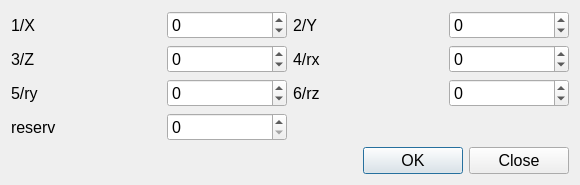
Old version of the form tpointdialog.ui in the repository GolubevMA/RobotConnection.
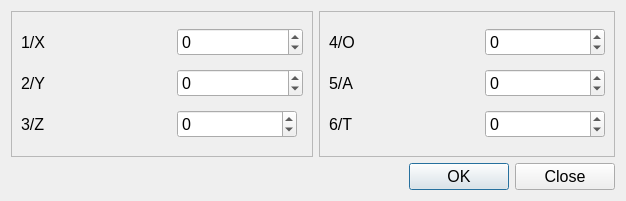
New version of the form.

Diff of the .ui file:
```diff
--- a/tpointdialog.ui
+++ b/tpointdialog.ui
@@ -6,8 +6,8 @@
    <rect>
     <x>0</x>
     <y>0</y>
-    <width>578</width>
-    <height>173</height>
+    <width>622</width>
+    <height>201</height>
    </rect>
   </property>
   <property name="font">
@@ -18,90 +18,17 @@
   <property name="windowTitle">
    <string>Dialog</string>
   </property>
-  <layout class="QVBoxLayout" name="verticalLayout">
-   <item>
     <layout class="QGridLayout" name="gridLayout">
-     <item row="2" column="2" colspan="2">
-      <widget class="QLabel" name="label_6">
-       <property name="minimumSize">
-        <size>
-         <width>150</width>
-         <height>0</height>
-        </size>
-       </property>
-       <property name="maximumSize">
-        <size>
-         <width>150</width>
-         <height>16777215</height>
-        </size>
-       </property>
-       <property name="text">
-        <string>6/rz</string>
-       </property>
-      </widget>
-     </item>
-     <item row="2" column="4">
-      <widget class="QSpinBox" name="spinBox_rz">
-       <property name="minimumSize">
-        <size>
-         <width>120</width>
-         <height>0</height>
-        </size>
-       </property>
-       <property name="minimum">
-        <number>-360</number>
-       </property>
-       <property name="maximum">
-        <number>360</number>
-       </property>
-      </widget>
-     </item>
-     <item row="2" column="1">
-      <widget class="QSpinBox" name="spinBox_ry">
-       <property name="minimumSize">
-        <size>
-         <width>120</width>
-         <height>0</height>
-        </size>
-       </property>
-       <property name="minimum">
-        <number>-360</number>
-       </property>
-       <property name="maximum">
-        <number>360</number>
-       </property>
-      </widget>
-     </item>
-     <item row="3" column="0">
-      <widget class="QLabel" name="label_15">
-       <property name="text">
-        <string>reserv</string>
-       </property>
-      </widget>
-     </item>
+   <item row="0" column="0">
+    <widget class="QFrame" name="frame_XYZ">
+     <property name="frameShape">
+      <enum>QFrame::StyledPanel</enum>
+     </property>
+     <property name="frameShadow">
+      <enum>QFrame::Raised</enum>
+     </property>
+     <layout class="QGridLayout" name="gridLayout_3">
      <item row="2" column="0">
-      <widget class="QLabel" name="label_3">
-       <property name="minimumSize">
-        <size>
-         <width>150</width>
-         <height>0</height>
-        </size>
-       </property>
-       <property name="maximumSize">
-        <size>
-         <width>150</width>
-         <height>16777215</height>
-        </size>
-       </property>
-       <property name="text">
-        <string>5/ry</string>
-       </property>
-      </widget>
-     </item>
-     <item row="3" column="1">
-      <widget class="QSpinBox" name="spinBox_reserv"/>
-     </item>
-     <item row="1" column="0">
       <widget class="QLabel" name="label_4">
        <property name="minimumSize">
         <size>
@@ -110,58 +37,23 @@
         </size>
        </property>
        <property name="text">
-        <string>3/Z</string>
+         <string>2/Y</string>
        </property>
       </widget>
      </item>
-     <item row="1" column="1">
-      <widget class="QSpinBox" name="spinBox_Z">
+      <item row="2" column="2" colspan="2">
+       <widget class="QSpinBox" name="spinBox_Y">
        <property name="minimumSize">
         <size>
-         <width>120</width>
+          <width>100</width>
          <height>0</height>
         </size>
        </property>
        <property name="minimum">
-        <number>-3600000</number>
+         <number>-360000</number>
        </property>
        <property name="maximum">
-        <number>360000000</number>
-       </property>
-      </widget>
-     </item>
-     <item row="1" column="2" colspan="2">
-      <widget class="QLabel" name="label_5">
-       <property name="minimumSize">
-        <size>
-         <width>150</width>
-         <height>0</height>
-        </size>
-       </property>
-       <property name="maximumSize">
-        <size>
-         <width>150</width>
-         <height>16777215</height>
-        </size>
-       </property>
-       <property name="text">
-        <string>4/rx</string>
-       </property>
-      </widget>
-     </item>
-     <item row="1" column="4">
-      <widget class="QSpinBox" name="spinBox_rx">
-       <property name="minimumSize">
-        <size>
-         <width>120</width>
-         <height>0</height>
-        </size>
-       </property>
-       <property name="minimum">
-        <number>-360</number>
-       </property>
-       <property name="maximum">
-        <number>360</number>
+         <number>300060</number>
        </property>
       </widget>
      </item>
@@ -184,7 +76,7 @@
        </property>
       </widget>
      </item>
-     <item row="0" column="1">
+      <item row="0" column="2" colspan="2">
       <widget class="QSpinBox" name="spinBox_X">
        <property name="minimumSize">
         <size>
@@ -200,7 +92,54 @@
        </property>
       </widget>
      </item>
-     <item row="0" column="2" colspan="2">
+      <item row="3" column="2">
+       <widget class="QSpinBox" name="spinBox_Z">
+        <property name="minimumSize">
+         <size>
+          <width>120</width>
+          <height>0</height>
+         </size>
+        </property>
+        <property name="minimum">
+         <number>-3600000</number>
+        </property>
+        <property name="maximum">
+         <number>360000000</number>
+        </property>
+       </widget>
+      </item>
+      <item row="3" column="0">
+       <widget class="QLabel" name="label_3">
+        <property name="minimumSize">
+         <size>
+          <width>150</width>
+          <height>0</height>
+         </size>
+        </property>
+        <property name="maximumSize">
+         <size>
+          <width>150</width>
+          <height>16777215</height>
+         </size>
+        </property>
+        <property name="text">
+         <string>3/Z</string>
+        </property>
+       </widget>
+      </item>
+     </layout>
+    </widget>
+   </item>
+   <item row="0" column="1">
+    <widget class="QFrame" name="frame_OAT">
+     <property name="frameShape">
+      <enum>QFrame::StyledPanel</enum>
+     </property>
+     <property name="frameShadow">
+      <enum>QFrame::Raised</enum>
+     </property>
+     <layout class="QGridLayout" name="gridLayout_2">
+      <item row="0" column="0">
       <widget class="QLabel" name="label_2">
        <property name="minimumSize">
         <size>
@@ -215,29 +154,100 @@
         </size>
        </property>
        <property name="text">
-        <string>2/Y</string>
+         <string>4/O</string>
        </property>
       </widget>
      </item>
-     <item row="0" column="4">
-      <widget class="QSpinBox" name="spinBox_Y">
+      <item row="1" column="1">
+       <widget class="QSpinBox" name="spinBox_ry">
        <property name="minimumSize">
         <size>
-         <width>100</width>
+          <width>120</width>
          <height>0</height>
         </size>
        </property>
        <property name="minimum">
-        <number>-360000</number>
+         <number>-360</number>
        </property>
        <property name="maximum">
-        <number>300060</number>
+         <number>360</number>
+        </property>
+       </widget>
+      </item>
+      <item row="1" column="0">
+       <widget class="QLabel" name="label_5">
+        <property name="minimumSize">
+         <size>
+          <width>150</width>
+          <height>0</height>
+         </size>
+        </property>
+        <property name="maximumSize">
+         <size>
+          <width>150</width>
+          <height>16777215</height>
+         </size>
+        </property>
+        <property name="text">
+         <string>5/A</string>
+        </property>
+       </widget>
+      </item>
+      <item row="2" column="1">
+       <widget class="QSpinBox" name="spinBox_rz">
+        <property name="minimumSize">
+         <size>
+          <width>120</width>
+          <height>0</height>
+         </size>
+        </property>
+        <property name="minimum">
+         <number>-360</number>
+        </property>
+        <property name="maximum">
+         <number>360</number>
+        </property>
+       </widget>
+      </item>
+      <item row="0" column="1">
+       <widget class="QSpinBox" name="spinBox_rx">
+        <property name="minimumSize">
+         <size>
+          <width>120</width>
+          <height>0</height>
+         </size>
+        </property>
+        <property name="minimum">
+         <number>-360</number>
+        </property>
+        <property name="maximum">
+         <number>360</number>
+        </property>
+       </widget>
+      </item>
+      <item row="2" column="0">
+       <widget class="QLabel" name="label_6">
+        <property name="minimumSize">
+         <size>
+          <width>150</width>
+          <height>0</height>
+         </size>
+        </property>
+        <property name="maximumSize">
+         <size>
+          <width>150</width>
+          <height>16777215</height>
+         </size>
+        </property>
+        <property name="text">
+         <string>6/T</string>
        </property>
       </widget>
      </item>
     </layout>
+    </widget>
    </item>
-   <item>
+   <item row="1" column="0" colspan="2">
     <layout class="QHBoxLayout" name="horizontalLayout">
      <item>
       <spacer name="horizontalSpacer">
```
Lines whose indentation alone changed are shown as unchanged.
